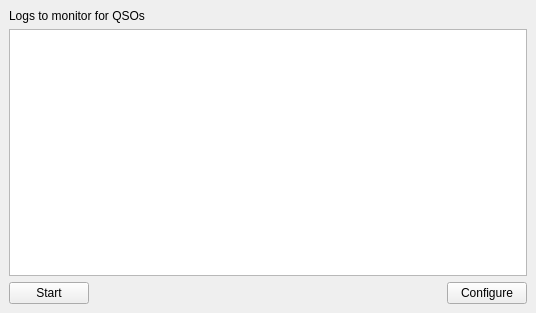
This is mqt/MqtDataModes/dmmainwindow.ui in Rsclub22/Minos2-Mirror as Qt 5 draws it before an edit. The edited form follows.
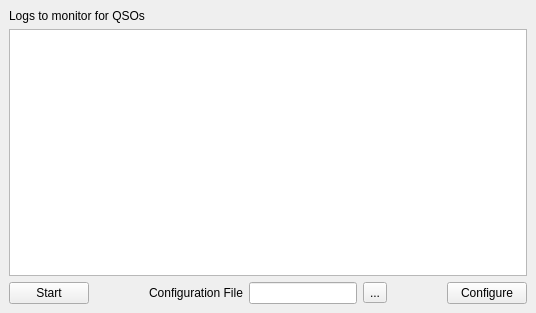
This is the edited form. Custom widgets are drawn as their Qt base class.

Commit message: Add selection of configuration file for e.g. different radios

What changed in the file:
```diff
--- a/mqt/MqtDataModes/dmmainwindow.ui
+++ b/mqt/MqtDataModes/dmmainwindow.ui
@@ -34,6 +34,40 @@
         </property>
        </widget>
       </item>
+      <item>
+       <spacer name="horizontalSpacer">
+        <property name="orientation">
+         <enum>Qt::Orientation::Horizontal</enum>
+        </property>
+        <property name="sizeHint" stdset="0">
+         <size>
+          <width>40</width>
+          <height>20</height>
+         </size>
+        </property>
+       </spacer>
+      </item>
+      <item>
+       <widget class="QLabel" name="label_2">
+        <property name="text">
+         <string>Configuration File</string>
+        </property>
+       </widget>
+      </item>
+      <item>
+       <widget class="QLineEdit" name="dataConfigEdit">
+        <property name="readOnly">
+         <bool>true</bool>
+        </property>
+       </widget>
+      </item>
+      <item>
+       <widget class="QToolButton" name="dataConfigBrowse">
+        <property name="text">
+         <string>...</string>
+        </property>
+       </widget>
+      </item>
       <item>
        <spacer name="horizontalSpacer_2">
         <property name="orientation">
```
Left out of the diff: 2 changed lines with no effect on the pictures. The commit also changes 6 other files.
